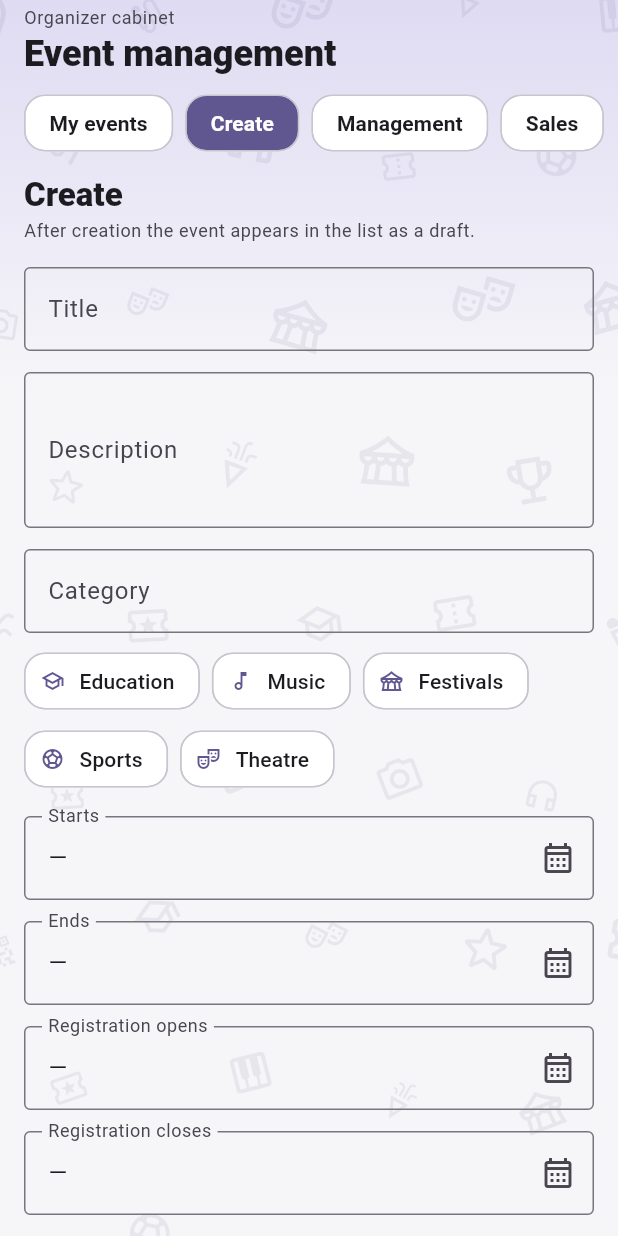
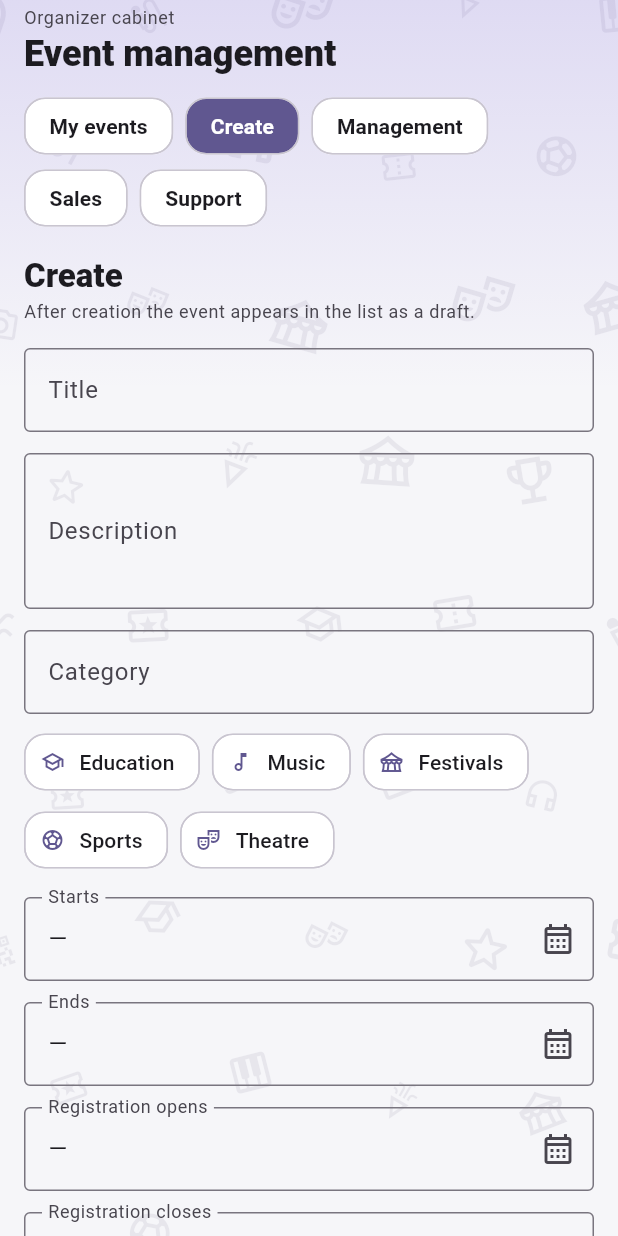
Before and after one commit to aishabibidauytova-lab/mobile-BiletFlow, a Flutter app: the OrganizerEventsScreen widget shown alone on an empty page, opened directly, after a tap on "Create", on a phone screen of 412 x 824 dp. Run offline on Flutter 3.47's test engine with Material 3 defaults, Android fonts, the phone set to English and light mode, and no system bars; our stand-ins replace flutter_secure_storage, image_picker, printing, web, webview_flutter; missing offline and left inert: dart:js_interop, mobile_scanner; accounts and stored records are empty; network calls fail.

Commit message:
Add organizer support and admin escalations tabs

```diff
--- a/lib/screens/organizer_events_screen.dart
+++ b/lib/screens/organizer_events_screen.dart
@@ -8,6 +8,7 @@ import '../widgets/async_list.dart';
 import 'event_form_screen.dart';
 import 'event_sales_screen.dart';
 import 'manage_event_screen.dart';
+import 'support_screens.dart';
 
 Color eventStatusColor(String status) => switch (status) {
       'PUBLISHED' => Colors.green.shade700,
@@ -15,8 +16,7 @@ Color eventStatusColor(String status) => switch (status) {
       _ => Colors.orange.shade800,
     };
 
-/// Organizer cabinet (mirrors the website): My events, Create, Management and
-/// Sales sections.
+/// Organizer cabinet with event management, sales and support.
 class OrganizerEventsScreen extends StatefulWidget {
   const OrganizerEventsScreen({super.key});
 
@@ -72,6 +72,7 @@ class _OrganizerEventsScreenState extends State<OrganizerEventsScreen> {
       tr('org.tab.create'),
       tr('org.tab.manage'),
       tr('org.tab.sales'),
+      tr('support.title'),
     ];
 
     Widget body;
@@ -83,6 +84,8 @@ class _OrganizerEventsScreenState extends State<OrganizerEventsScreen> {
           child: EventForm(key: _formKey, onSaved: _onCreated, showReset: true),
         ),
       );
+    } else if (_tab == 4) {
+      body = const SupportListScreen(embedded: true);
     } else {
       body = FutureBuilder<List<EventInfo>>(
         future: _future,
@@ -140,16 +143,13 @@ class _OrganizerEventsScreenState extends State<OrganizerEventsScreen> {
                 ],
               ),
             ),
-            SizedBox(
-              height: 56,
-              child: ListView(
-                scrollDirection: Axis.horizontal,
-                padding: const EdgeInsets.fromLTRB(16, 10, 8, 6),
+            Padding(
+              padding: const EdgeInsets.fromLTRB(16, 8, 16, 6),
+              child: Wrap(
+                spacing: 8,
                 children: [
                   for (var i = 0; i < tabs.length; i++)
-                    Padding(
-                      padding: const EdgeInsets.only(right: 8),
-                      child: ChoiceChip(
+                    ChoiceChip(
                       label: Text(tabs[i]),
                       selected: _tab == i,
                       showCheckmark: false,
@@ -159,7 +159,6 @@ class _OrganizerEventsScreenState extends State<OrganizerEventsScreen> {
                         color: _tab == i ? cs.onPrimary : cs.onSurface,
                       ),
                       onSelected: (_) => setState(() => _tab = i),
-                      ),
                     ),
                 ],
               ),
--- a/lib/screens/support_screens.dart
+++ b/lib/screens/support_screens.dart
@@ -10,7 +10,8 @@ import '../widgets/async_list.dart';
 class SupportListScreen extends StatefulWidget {
   /// Platform admin view of cases escalated by organizers.
   final bool escalatedOnly;
-  const SupportListScreen({super.key, this.escalatedOnly = false});
+  final bool embedded;
+  const SupportListScreen({super.key, this.escalatedOnly = false, this.embedded = false});
 
   @override
   State<SupportListScreen> createState() => _SupportListScreenState();
@@ -53,7 +54,7 @@ class _SupportListScreenState extends State<SupportListScreen> {
   Widget build(BuildContext context) {
     final cs = Theme.of(context).colorScheme;
     return Scaffold(
-      appBar: AppBar(
+      appBar: widget.embedded ? null : AppBar(
           title: Text(widget.escalatedOnly ? tr('support.escalatedTitle') : tr('support.title'))),
       floatingActionButton: widget.escalatedOnly
           ? null
--- a/lib/widgets/async_list.dart
+++ b/lib/widgets/async_list.dart
@@ -31,7 +31,10 @@ class AsyncListState<T> extends State<AsyncList<T>> {
   }
 
   Future<void> reload() {
-    setState(() => _future = widget.load());
+    final future = widget.load();
+    setState(() {
+      _future = future;
+    });
     return _future.then((_) {}, onError: (_) {});
   }
 
```
Also changed, not shown: lib/screens/admin_tools_screen.dart (+6 -13 lines), 1 other file. Lines whose indentation alone changed are shown as unchanged.
